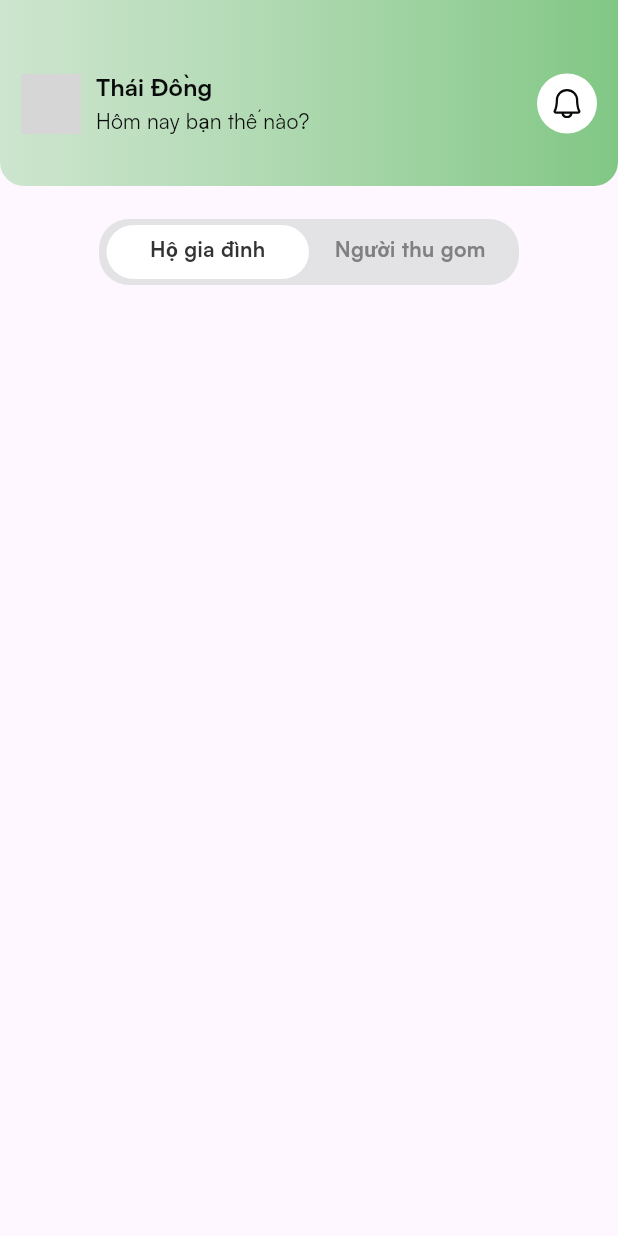
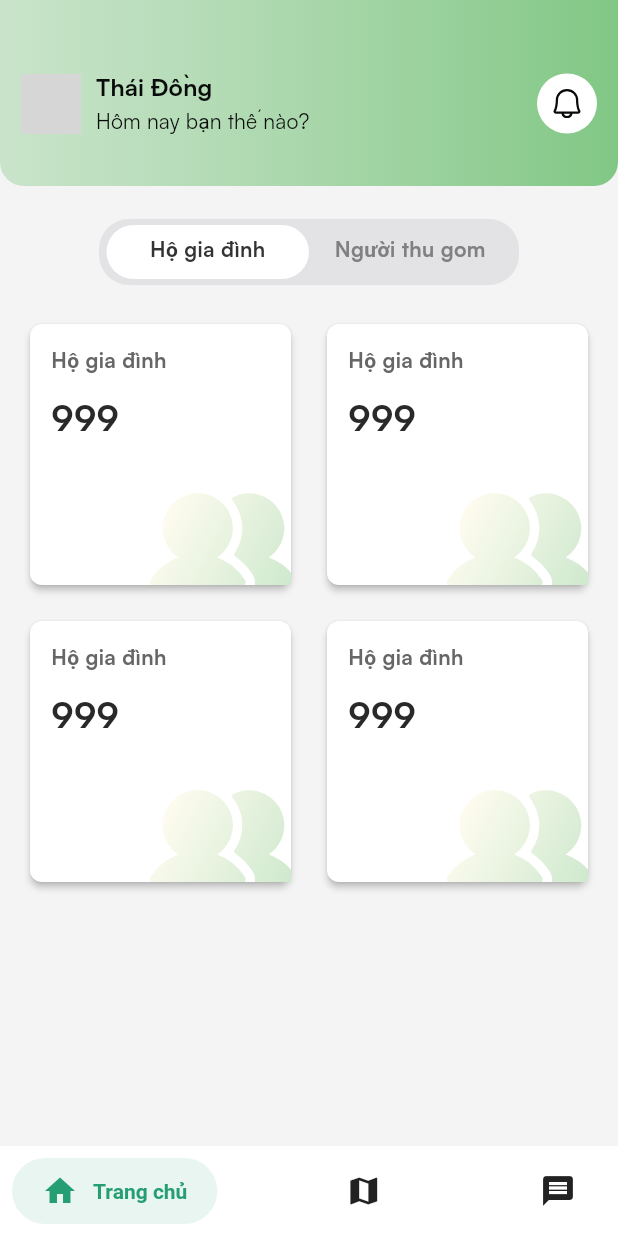
Before and after one commit to sparc-software-hust/waznet, a Flutter app: the screen it shows after launch, on a phone screen of 412 x 824 dp. Run offline on Flutter 3.47's test engine with Material 3 defaults, Android fonts, the phone set to English and light mode, and no system bars; drawn by our look-alikes of salomon_bottom_bar; our stand-ins replace bloc, dio, equatable, firebase_core, firebase_messaging, flutter_bloc and 3 more; accounts and stored records are empty; generated files the repository leaves out were written again; network calls fail; statements that could not run were skipped; grey boxes are pictures that could not be loaded.

Commit message:
improve(mobile): update home screen bottom bar

```diff
--- a/mobile/lib/features/home/view/home_screen.dart
+++ b/mobile/lib/features/home/view/home_screen.dart
@@ -4,6 +4,7 @@ import 'package:cecr_unwomen/features/firebase/firebase.dart';
 import 'package:flutter/material.dart';
 import 'package:flutter_bloc/flutter_bloc.dart';
 import 'package:phosphor_flutter/phosphor_flutter.dart';
+import 'package:salomon_bottom_bar/salomon_bottom_bar.dart';
 
 class HomeScreen extends StatefulWidget {
   const HomeScreen({super.key});
@@ -15,6 +16,7 @@ class HomeScreen extends StatefulWidget {
 class _HomeScreenState extends State<HomeScreen> {
   final ColorConstants colorCons = ColorConstants();
   bool isHousehold = true;
+  int _currentIndex = 0;
 
   changeBar() {
     setState(() {
@@ -24,6 +26,29 @@ class _HomeScreenState extends State<HomeScreen> {
   @override
   Widget build(BuildContext context) {
     return Scaffold(
+      backgroundColor: const Color(0xFFF4F4F5),
+      bottomNavigationBar: SalomonBottomBar(
+        backgroundColor: Colors.white,
+        currentIndex: _currentIndex,
+        onTap: (i) => setState(() => _currentIndex = i),
+        itemPadding: const EdgeInsets.symmetric(horizontal: 20, vertical: 10),
+        items: [
+        SalomonBottomBarItem(
+          icon: const Icon(Icons.home),
+          title: const Text("Trang chủ"),
+          selectedColor: colorCons.primaryGreen,
+        ),
+        SalomonBottomBarItem(
+          icon: const Icon(Icons.map),
+          title: const Text("Bản đồ"),
+          selectedColor: colorCons.primaryGreen,
+        ),
+        SalomonBottomBarItem(
+          icon: const Icon(Icons.message),
+          title: const Text("Tin nhắn"),
+          selectedColor: colorCons.primaryGreen,
+        ),
+      ]),
       body: SafeArea(
         child: BlocProvider(
           lazy: false,
@@ -144,10 +169,115 @@ class _HomeScreenState extends State<HomeScreen> {
                   ),
                 ),
                 BarWidget(isHousehold: isHousehold, changeBar: changeBar),
+                const CardStatistic(),
               ],
             ),
           ),
         ),
+      ),
+    );
+  }
+}
+
+class CardStatistic extends StatelessWidget {
+  const CardStatistic({super.key});
+
+  @override
+  Widget build(BuildContext context) {
+    return Container(
+      padding: const EdgeInsets.symmetric(horizontal: 16),
+      child: GridView.count(
+        crossAxisCount: 2,
+        shrinkWrap: true,
+        mainAxisSpacing: 16,
+        crossAxisSpacing: 16,
+        physics: const NeverScrollableScrollPhysics(),
+        children: [
+          CardInfoWidget(
+            icon: PhosphorIcon(
+              PhosphorIcons.fill.users, size: 100, color: Colors.white
+            ),
+            text: "Hộ gia đình",
+            number: 999
+          ),
+          CardInfoWidget(
+            icon: PhosphorIcon(
+              PhosphorIcons.fill.users, size: 100, color: Colors.white
+            ),
+            text: "Hộ gia đình",
+            number: 999
+          ),
+          CardInfoWidget(
+            icon: PhosphorIcon(
+              PhosphorIcons.fill.users, size: 100, color: Colors.white
+            ),
+            text: "Hộ gia đình",
+            number: 999
+          ),
+          CardInfoWidget(
+            icon: PhosphorIcon(
+              PhosphorIcons.fill.users, size: 100, color: Colors.white
+            ),
+            text: "Hộ gia đình",
+            number: 999
+          ),
+        ],
+      ),
+    );
+  }
+}
+
+class CardInfoWidget extends StatelessWidget {
+  const CardInfoWidget({super.key, required this.icon, required this.text, required this.number});
+  final Widget icon;
+  final String text;
+  final int number;
+
+  @override
+  Widget build(BuildContext context) {
+    return Card(
+      elevation: 2,
+      color: Colors.white,
+      shape: RoundedRectangleBorder(
+        borderRadius: BorderRadius.circular(8),
+      ),
+      child: Stack(
+        children: [
+          Container(
+            padding: const EdgeInsets.all(14),
+            child: Column(
+              crossAxisAlignment: CrossAxisAlignment.start,
+              children: [
+                Text(text,
+                    style: TextStyle(
+                        color: Color(0xFF666667),
+                        fontSize: 14,
+                        fontWeight: FontWeight.w600)),
+                SizedBox(height: 10),
+                Text("$number",
+                    style: TextStyle(
+                        color: Color(0xFF29292A),
+                        fontSize: 24,
+                        fontWeight: FontWeight.w700)),
+              ],
+            ),
+          ),
+          Positioned(
+            right: -5,
+            bottom: -20,
+            child: ShaderMask(
+              shaderCallback: (Rect bounds) {
+                return const LinearGradient(
+                  colors: [Color(0xFFFFFCF0), Color(0xFFC8E6C9)], // Define your gradient colors here
+                  tileMode: TileMode.clamp,
+                  begin: Alignment.centerLeft,
+                  end: Alignment.bottomRight,
+                ).createShader(bounds);
+              },
+              child: icon
+            ),
+          ),
+        ],
       ),
     );
   }
```
